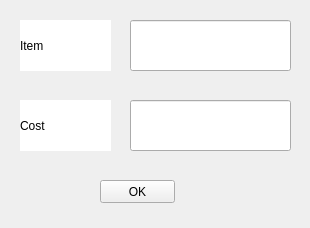
F74036027/Da-Card-Watch-Life, file input_money.ui: the form before one commit.
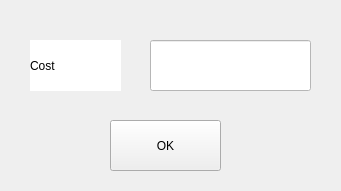
The form after the commit. Icons and pictures are not drawn.

Diff of the .ui file:
```diff
--- a/input_money.ui
+++ b/input_money.ui
@@ -6,28 +6,34 @@
    <rect>
     <x>0</x>
     <y>0</y>
-    <width>310</width>
-    <height>228</height>
+    <width>341</width>
+    <height>191</height>
    </rect>
   </property>
   <property name="windowTitle">
    <string>Form</string>
   </property>
+  <property name="styleSheet">
+   <string notr="true"/>
+  </property>
   <widget class="QLineEdit" name="Textmoney">
    <property name="geometry">
     <rect>
-     <x>130</x>
-     <y>100</y>
+     <x>150</x>
+     <y>40</y>
      <width>161</width>
      <height>51</height>
     </rect>
    </property>
+   <property name="styleSheet">
+    <string notr="true">background-color: rgb(255, 255, 255);</string>
+   </property>
   </widget>
   <widget class="QLabel" name="label">
    <property name="geometry">
     <rect>
-     <x>20</x>
-     <y>100</y>
+     <x>30</x>
+     <y>40</y>
      <width>91</width>
      <height>51</height>
     </rect>
@@ -49,55 +55,42 @@
     <bool>false</bool>
    </property>
   </widget>
-  <widget class="QLineEdit" name="item">
-   <property name="geometry">
-    <rect>
-     <x>130</x>
-     <y>20</y>
-     <width>161</width>
-     <height>51</height>
-    </rect>
-   </property>
-  </widget>
-  <widget class="QLabel" name="label_2">
-   <property name="geometry">
-    <rect>
-     <x>20</x>
-     <y>20</y>
-     <width>91</width>
-     <height>51</height>
-    </rect>
-   </property>
-   <property name="acceptDrops">
-    <bool>false</bool>
-   </property>
-   <property name="autoFillBackground">
-    <bool>false</bool>
-   </property>
-   <property name="styleSheet">
-    <string notr="true">background-color: rgb(255, 255, 255);
-font: 25 24pt &quot;Bookman Old Style&quot;;</string>
-   </property>
-   <property name="text">
-    <string>Item</string>
-   </property>
-   <property name="scaledContents">
-    <bool>false</bool>
-   </property>
-  </widget>
   <widget class="QPushButton" name="pushButton">
    <property name="geometry">
     <rect>
-     <x>100</x>
-     <y>180</y>
-     <width>75</width>
-     <height>23</height>
+     <x>110</x>
+     <y>120</y>
+     <width>111</width>
+     <height>51</height>
     </rect>
    </property>
+   <property name="styleSheet">
+    <string notr="true">font: 75 18pt &quot;Arial Rounded MT Bold&quot;;</string>
+   </property>
    <property name="text">
     <string>OK</string>
    </property>
   </widget>
+  <widget class="QLabel" name="label_2">
+   <property name="geometry">
+    <rect>
+     <x>0</x>
+     <y>0</y>
+     <width>341</width>
+     <height>191</height>
+    </rect>
+   </property>
+   <property name="styleSheet">
+    <string notr="true">border-image: url(:/Sky.jpg);</string>
+   </property>
+   <property name="text">
+    <string/>
+   </property>
+  </widget>
+  <zorder>label_2</zorder>
+  <zorder>Textmoney</zorder>
+  <zorder>label</zorder>
+  <zorder>pushButton</zorder>
  </widget>
  <resources/>
  <connections/>
```
